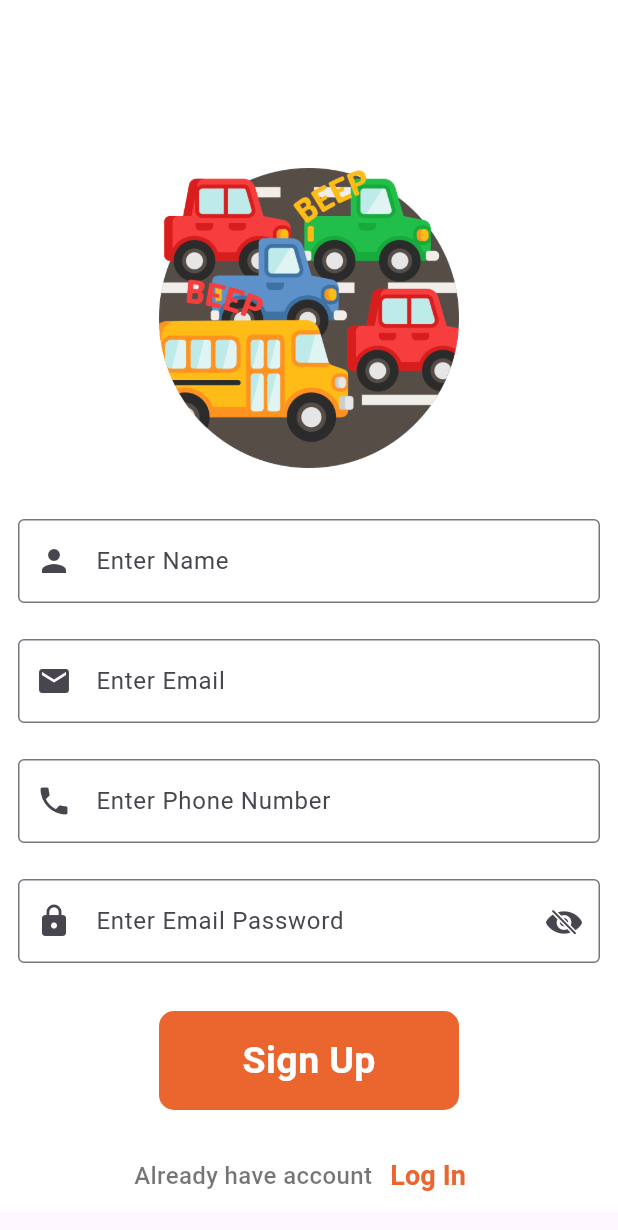
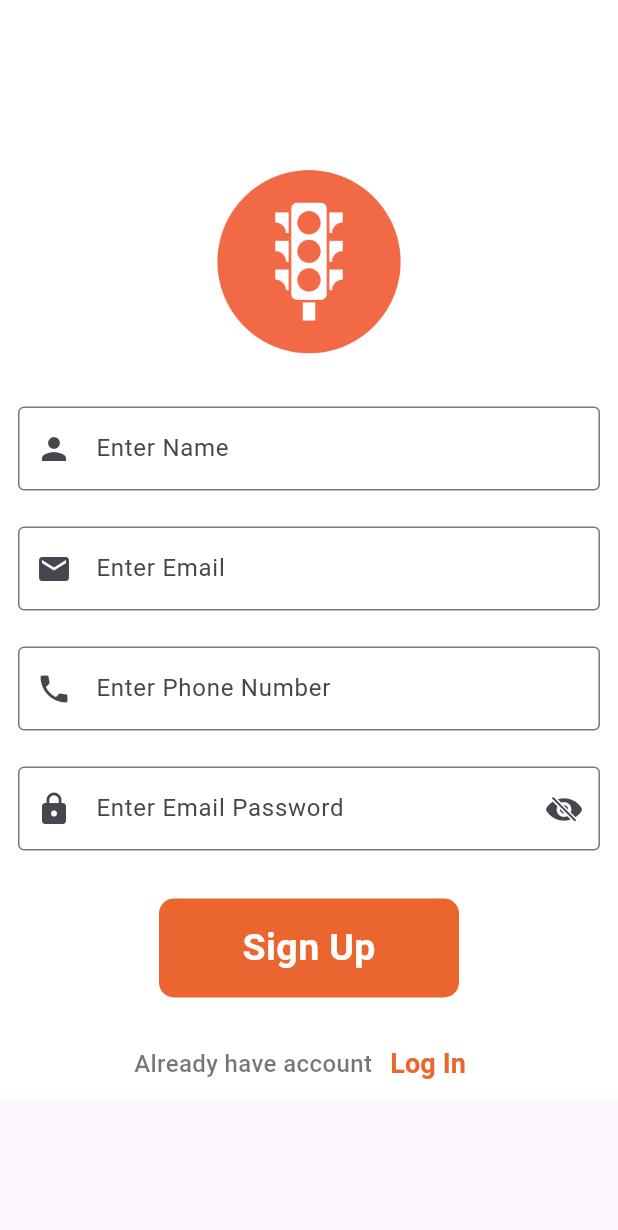
Before and after one commit to suraj-yadav0/vihan, a Flutter app: the MangSignupScreen widget shown alone on an empty page, opened directly, on a phone screen of 412 x 824 dp. Shown: the top 1230 px of the screen. Run offline on Flutter 3.47's test engine with Material 3 defaults, Android fonts, the light colour scheme and no system bars; our stand-ins replace google_maps_flutter, hexcolor, location; missing offline and left inert: flutter_polyline_points.

Commit message:
Sign Up Screen Coreection

```diff
--- a/lib/View/login_logout/mang_signup_screen.dart
+++ b/lib/View/login_logout/mang_signup_screen.dart
@@ -27,12 +27,12 @@ class _SignUpScreenState extends State<MangSignupScreen> {
               Padding(
                 padding: const EdgeInsets.all(12),
                 child: Container(
-                  height: 200,
-                  width: 200,
+                  height: 125,
+                  width: 125,
                   decoration: const BoxDecoration(
                     color: Colors.white54,
                     image: DecorationImage(
-                      image: AssetImage("assets/images/traffic-jam.png"),
+                      image: AssetImage("assets/images/traffic-light.png"),
                       fit: BoxFit.cover,
                     ),
                   ),
```
